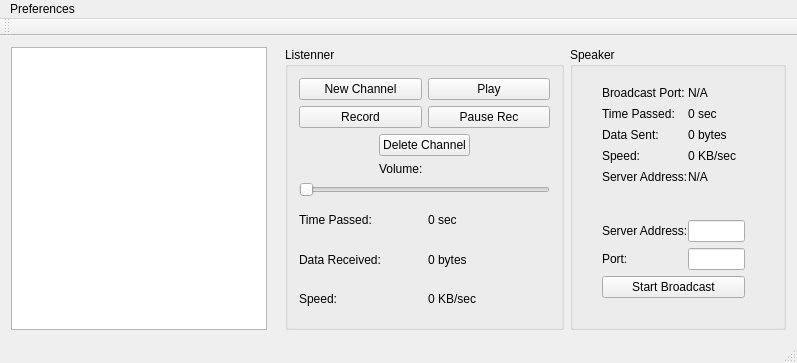
Above: Translator/gui.ui from Ernyoke/Allamvizsga before the change. Below: the same form after it.
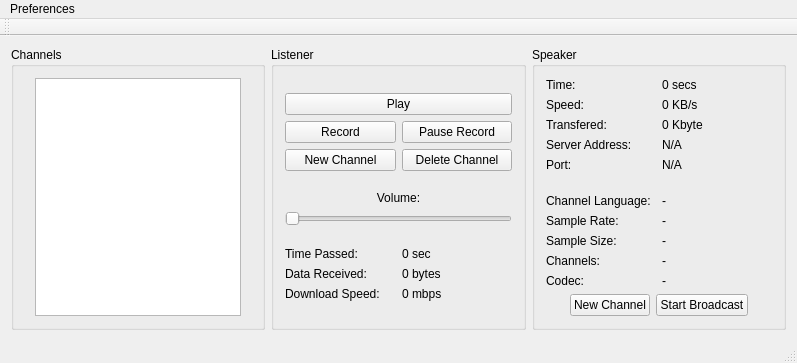
That is the form after the change.

Commit message: Server - Client Synch added (needs tests!)

```diff
--- a/Translator/gui.ui
+++ b/Translator/gui.ui
@@ -22,6 +22,277 @@
   <widget class="QWidget" name="centralWidget">
    <layout class="QGridLayout" name="gridLayout_6">
     <item row="0" column="2">
+     <widget class="QGroupBox" name="groupBox_2">
+      <property name="sizePolicy">
+       <sizepolicy hsizetype="Preferred" vsizetype="Preferred">
+        <horstretch>1</horstretch>
+        <verstretch>0</verstretch>
+       </sizepolicy>
+      </property>
+      <property name="title">
+       <string>Speaker</string>
+      </property>
+      <layout class="QGridLayout" name="gridLayout_8">
+       <item row="0" column="0">
+        <layout class="QGridLayout" name="gridLayout_3">
+         <item row="3" column="1">
+          <widget class="QPushButton" name="newChannelBtn">
+           <property name="text">
+            <string>New Channel</string>
+           </property>
+          </widget>
+         </item>
+         <item row="3" column="2">
+          <widget class="QPushButton" name="startBroadcastBtn">
+           <property name="text">
+            <string>Start Broadcast</string>
+           </property>
+          </widget>
+         </item>
+         <item row="3" column="3">
+          <spacer name="horizontalSpacer">
+           <property name="orientation">
+            <enum>Qt::Horizontal</enum>
+           </property>
+           <property name="sizeHint" stdset="0">
+            <size>
+             <width>40</width>
+             <height>20</height>
+            </size>
+           </property>
+          </spacer>
+         </item>
+         <item row="3" column="0">
+          <spacer name="horizontalSpacer_2">
+           <property name="orientation">
+            <enum>Qt::Horizontal</enum>
+           </property>
+           <property name="sizeHint" stdset="0">
+            <size>
+             <width>40</width>
+             <height>20</height>
+            </size>
+           </property>
+          </spacer>
+         </item>
+         <item row="2" column="0" colspan="4">
+          <layout class="QGridLayout" name="gridLayout_4">
+           <item row="1" column="1">
+            <widget class="QLabel" name="sampleRateText">
+             <property name="text">
+              <string>-</string>
+             </property>
+            </widget>
+           </item>
+           <item row="4" column="1">
+            <widget class="QLabel" name="codecText">
+             <property name="text">
+              <string>-</string>
+             </property>
+            </widget>
+           </item>
+           <item row="4" column="0">
+            <widget class="QLabel" name="label_10">
+             <property name="text">
+              <string>Codec:</string>
+             </property>
+            </widget>
+           </item>
+           <item row="3" column="1">
+            <widget class="QLabel" name="channelNrText">
+             <property name="text">
+              <string>-</string>
+             </property>
+            </widget>
+           </item>
+           <item row="3" column="0">
+            <widget class="QLabel" name="label_4">
+             <property name="text">
+              <string>Channels:</string>
+             </property>
+            </widget>
+           </item>
+           <item row="2" column="1">
+            <widget class="QLabel" name="sampleSizeText">
+             <property name="text">
+              <string>-</string>
+             </property>
+            </widget>
+           </item>
+           <item row="2" column="0">
+            <widget class="QLabel" name="label_9">
+             <property name="text">
+              <string>Sample Size:</string>
+             </property>
+            </widget>
+           </item>
+           <item row="0" column="1">
+            <widget class="QLabel" name="channelLangText">
+             <property name="text">
+              <string>-</string>
+             </property>
+            </widget>
+           </item>
+           <item row="0" column="0">
+            <widget class="QLabel" name="label_5">
+             <property name="text">
+              <string>Channel Language:</string>
+             </property>
+            </widget>
+           </item>
+           <item row="1" column="0">
+            <widget class="QLabel" name="label_8">
+             <property name="text">
+              <string>Sample Rate:</string>
+             </property>
+            </widget>
+           </item>
+          </layout>
+         </item>
+         <item row="0" column="0" colspan="4">
+          <layout class="QGridLayout" name="gridLayout_7">
+           <item row="3" column="0">
+            <widget class="QLabel" name="label_6">
+             <property name="text">
+              <string>Server Address:</string>
+             </property>
+            </widget>
+           </item>
+           <item row="1" column="1">
+            <widget class="QLabel" name="speed_2">
+             <property name="text">
+              <string>0 KB/s</string>
+             </property>
+            </widget>
+           </item>
+           <item row="0" column="1">
+            <widget class="QLabel" name="timePassed_2">
+             <property name="text">
+              <string>0 secs</string>
+             </property>
+            </widget>
+           </item>
+           <item row="2" column="1">
+            <widget class="QLabel" name="dataSent">
+             <property name="text">
+              <string>0 Kbyte</string>
+             </property>
+            </widget>
+           </item>
+           <item row="1" column="0">
+            <widget class="QLabel" name="label_11">
+             <property name="text">
+              <string>Speed:</string>
+             </property>
+            </widget>
+           </item>
+           <item row="2" column="0">
+            <widget class="QLabel" name="label_12">
+             <property name="text">
+              <string>Transfered:</string>
+             </property>
+            </widget>
+           </item>
+           <item row="4" column="0">
+            <widget class="QLabel" name="label_13">
+             <property name="text">
+              <string>Port:</string>
+             </property>
+            </widget>
+           </item>
+           <item row="4" column="1">
+            <widget class="QLabel" name="portLabel">
+             <property name="text">
+              <string>N/A</string>
+             </property>
+            </widget>
+           </item>
+           <item row="3" column="1">
+            <widget class="QLabel" name="ipaddressLabel">
+             <property name="text">
+              <string>N/A</string>
+             </property>
+            </widget>
+           </item>
+           <item row="0" column="0">
+            <widget class="QLabel" name="label_14">
+             <property name="text">
+              <string>Time:</string>
+             </property>
+            </widget>
+           </item>
+          </layout>
+         </item>
+         <item row="1" column="0" colspan="4">
+          <spacer name="verticalSpacer">
+           <property name="orientation">
+            <enum>Qt::Vertical</enum>
+           </property>
+           <property name="sizeHint" stdset="0">
+            <size>
+             <width>20</width>
+             <height>40</height>
+            </size>
+           </property>
+          </spacer>
+         </item>
+        </layout>
+       </item>
+      </layout>
+     </widget>
+    </item>
+    <item row="0" column="0">
+     <widget class="QGroupBox" name="groupBox_3">
+      <property name="sizePolicy">
+       <sizepolicy hsizetype="Preferred" vsizetype="Preferred">
+        <horstretch>1</horstretch>
+        <verstretch>0</verstretch>
+       </sizepolicy>
+      </property>
+      <property name="title">
+       <string>Channels</string>
+      </property>
+      <layout class="QGridLayout" name="gridLayout_9">
+       <item row="0" column="1">
+        <widget class="QListView" name="channelList">
+         <property name="sizePolicy">
+          <sizepolicy hsizetype="Expanding" vsizetype="Expanding">
+           <horstretch>1</horstretch>
+           <verstretch>0</verstretch>
+          </sizepolicy>
+         </property>
+        </widget>
+       </item>
+       <item row="0" column="2">
+        <spacer name="horizontalSpacer_4">
+         <property name="orientation">
+          <enum>Qt::Horizontal</enum>
+         </property>
+         <property name="sizeHint" stdset="0">
+          <size>
+           <width>10</width>
+           <height>20</height>
+          </size>
+         </property>
+        </spacer>
+       </item>
+       <item row="0" column="0">
+        <spacer name="horizontalSpacer_3">
+         <property name="orientation">
+          <enum>Qt::Horizontal</enum>
+         </property>
+         <property name="sizeHint" stdset="0">
+          <size>
+           <width>10</width>
+           <height>20</height>
+          </size>
+         </property>
+        </spacer>
+       </item>
+      </layout>
+     </widget>
+    </item>
+    <item row="0" column="1">
      <widget class="QGroupBox" name="groupBox">
       <property name="sizePolicy">
        <sizepolicy hsizetype="Preferred" vsizetype="Preferred">
@@ -30,97 +301,22 @@
        </sizepolicy>
       </property>
       <property name="title">
-       <string>Listenner</string>
+       <string>Listener</string>
       </property>
-      <layout class="QGridLayout" name="gridLayout_5">
+      <layout class="QGridLayout" name="gridLayout_11">
        <item row="0" column="0">
-        <layout class="QVBoxLayout" name="verticalLayout" stretch="0,0">
-         <property name="spacing">
-          <number>6</number>
-         </property>
-         <item>
-          <layout class="QGridLayout" name="gridLayout_2">
-           <item row="2" column="2" colspan="2">
-            <widget class="QPushButton" name="pauseRec">
-             <property name="text">
-              <string>Pause Rec</string>
-             </property>
-            </widget>
-           </item>
-           <item row="2" column="0" colspan="2">
-            <widget class="QPushButton" name="recordButton">
-             <property name="text">
-              <string>Record</string>
-             </property>
-            </widget>
-           </item>
-           <item row="5" column="0" colspan="4">
-            <widget class="QSlider" name="volumeSlider">
-             <property name="orientation">
-              <enum>Qt::Horizontal</enum>
-             </property>
-            </widget>
-           </item>
-           <item row="4" column="1" colspan="2">
-            <widget class="QLabel" name="label_7">
-             <property name="text">
-              <string>Volume:</string>
-             </property>
-            </widget>
-           </item>
-           <item row="1" column="2" colspan="2">
-            <widget class="QPushButton" name="playButton">
-             <property name="text">
-              <string>Play</string>
-             </property>
-            </widget>
-           </item>
-           <item row="1" column="0" colspan="2">
-            <widget class="QPushButton" name="newChannelButton">
-             <property name="text">
-              <string>New Channel</string>
-             </property>
-            </widget>
-           </item>
-           <item row="3" column="1" colspan="2">
-            <widget class="QPushButton" name="deletChannelButton">
-             <property name="text">
-              <string>Delete Channel</string>
-             </property>
-            </widget>
-           </item>
-           <item row="3" column="0" rowspan="2">
-            <spacer name="horizontalSpacer">
-             <property name="orientation">
-              <enum>Qt::Horizontal</enum>
-             </property>
-             <property name="sizeHint" stdset="0">
-              <size>
-               <width>40</width>
-               <height>20</height>
-              </size>
-             </property>
-            </spacer>
-           </item>
-           <item row="3" column="3" rowspan="2">
-            <spacer name="horizontalSpacer_2">
-             <property name="orientation">
-              <enum>Qt::Horizontal</enum>
-             </property>
-             <property name="sizeHint" stdset="0">
-              <size>
-               <width>40</width>
-               <height>20</height>
-              </size>
-             </property>
-            </spacer>
-           </item>
-          </layout>
-         </item>
-         <item>
+        <layout class="QGridLayout" name="gridLayout_5">
+         <item row="3" column="0">
           <layout class="QGridLayout" name="gridLayout">
+           <item row="2" column="1">
+            <widget class="QLabel" name="speed">
+             <property name="text">
+              <string>0 mbps</string>
+             </property>
+            </widget>
+           </item>
            <item row="0" column="0">
-            <widget class="QLabel" name="label">
+            <widget class="QLabel" name="label_2">
              <property name="text">
               <string>Time Passed:</string>
              </property>
@@ -134,7 +330,7 @@
             </widget>
            </item>
            <item row="1" column="0">
-            <widget class="QLabel" name="label_2">
+            <widget class="QLabel" name="label_3">
              <property name="text">
               <string>Data Received:</string>
              </property>
@@ -148,208 +344,131 @@
             </widget>
            </item>
            <item row="2" column="0">
-            <widget class="QLabel" name="label_3">
+            <widget class="QLabel" name="label_7">
              <property name="text">
-              <string>Speed:</string>
+              <string>Download Speed:</string>
              </property>
             </widget>
            </item>
-           <item row="2" column="1">
-            <widget class="QLabel" name="speed">
-             <property name="text">
-              <string>0 KB/sec</string>
+           <item row="3" column="0" colspan="2">
+            <spacer name="verticalSpacer_4">
+             <property name="orientation">
+              <enum>Qt::Vertical</enum>
              </property>
-            </widget>
+             <property name="sizeHint" stdset="0">
+              <size>
+               <width>20</width>
+               <height>40</height>
+              </size>
+             </property>
+            </spacer>
            </item>
           </layout>
          </item>
-        </layout>
-       </item>
-      </layout>
-     </widget>
-    </item>
-    <item row="0" column="3">
-     <widget class="QGroupBox" name="groupBox_2">
-      <property name="sizePolicy">
-       <sizepolicy hsizetype="Preferred" vsizetype="Preferred">
-        <horstretch>1</horstretch>
-        <verstretch>0</verstretch>
-       </sizepolicy>
-      </property>
-      <property name="title">
-       <string>Speaker</string>
-      </property>
-      <layout class="QGridLayout" name="gridLayout_4">
-       <item row="0" column="0">
-        <layout class="QGridLayout" name="gridLayout_3">
-         <property name="leftMargin">
-          <number>18</number>
-         </property>
-         <property name="topMargin">
-          <number>7</number>
-         </property>
-         <property name="rightMargin">
-          <number>27</number>
-         </property>
-         <property name="bottomMargin">
-          <number>18</number>
-         </property>
-         <property name="horizontalSpacing">
-          <number>0</number>
-         </property>
-         <property name="verticalSpacing">
-          <number>6</number>
-         </property>
-         <item row="2" column="1">
-          <widget class="QLabel" name="dataSent">
-           <property name="text">
-            <string>0 bytes</string>
-           </property>
-          </widget>
+         <item row="0" column="0">
+          <layout class="QGridLayout" name="gridLayout_2">
+           <item row="2" column="0" colspan="2">
+            <widget class="QPushButton" name="playButton">
+             <property name="text">
+              <string>Play</string>
+             </property>
+            </widget>
+           </item>
+           <item row="3" column="0">
+            <widget class="QPushButton" name="recordButton">
+             <property name="text">
+              <string>Record</string>
+             </property>
+            </widget>
+           </item>
+           <item row="5" column="0">
+            <widget class="QPushButton" name="newChannelButton">
+             <property name="text">
+              <string>New Channel</string>
+             </property>
+            </widget>
+           </item>
+           <item row="3" column="1">
+            <widget class="QPushButton" name="pauseRec">
+             <property name="text">
+              <string>Pause Record</string>
+             </property>
+            </widget>
+           </item>
+           <item row="5" column="1">
+            <widget class="QPushButton" name="deleteChannelButton">
+             <property name="text">
+              <string>Delete Channel</string>
+             </property>
+            </widget>
+           </item>
+           <item row="1" column="0" colspan="2">
+            <spacer name="verticalSpacer_3">
+             <property name="orientation">
+              <enum>Qt::Vertical</enum>
+             </property>
+             <property name="sizeHint" stdset="0">
+              <size>
+               <width>20</width>
+               <height>40</height>
+              </size>
+             </property>
+            </spacer>
+           </item>
+          </layout>
          </item>
          <item row="2" column="0">
-          <widget class="QLabel" name="label_4">
-           <property name="text">
-            <string>Data Sent:</string>
-           </property>
-          </widget>
-         </item>
-         <item row="3" column="0">
-          <widget class="QLabel" name="label_10">
-           <property name="text">
-            <string>Speed:</string>
-           </property>
-          </widget>
-         </item>
-         <item row="3" column="1">
-          <widget class="QLabel" name="speed_2">
-           <property name="text">
-            <string>0 KB/sec</string>
-           </property>
-          </widget>
-         </item>
-         <item row="7" column="1">
-          <widget class="QLineEdit" name="portInput"/>
-         </item>
-         <item row="7" column="0">
-          <widget class="QLabel" name="label_9">
-           <property name="text">
-            <string>Port:</string>
-           </property>
-          </widget>
-         </item>
-         <item row="8" column="0" colspan="2">
-          <widget class="QPushButton" name="broadcastButton">
-           <property name="text">
-            <string>Start Broadcast</string>
-           </property>
-          </widget>
-         </item>
-         <item row="4" column="1">
-          <widget class="QLabel" name="ipaddressLabel">
-           <property name="text">
-            <string>N/A</string>
-           </property>
-          </widget>
-         </item>
-         <item row="6" column="1">
-          <widget class="QLineEdit" name="ipaddressInput"/>
-         </item>
-         <item row="6" column="0">
-          <widget class="QLabel" name="label_5">
-           <property name="text">
-            <string>Server Address:</string>
-           </property>
-          </widget>
-         </item>
-         <item row="4" column="0">
-          <widget class="QLabel" name="label_11">
-           <property name="text">
-            <string>Server Address:</string>
-           </property>
-          </widget>
-         </item>
-         <item row="5" column="0" colspan="2">
-          <spacer name="verticalSpacer">
-           <property name="orientation">
-            <enum>Qt::Vertical</enum>
-           </property>
-           <property name="sizeType">
-            <enum>QSizePolicy::Fixed</enum>
-           </property>
-           <property name="sizeHint" stdset="0">
-            <size>
-             <width>20</width>
-             <height>30</height>
-            </size>
-           </property>
-          </spacer>
+          <layout class="QGridLayout" name="gridLayout_10">
+           <item row="0" column="0">
+            <widget class="QLabel" name="label">
+             <property name="text">
+              <string>Volume:</string>
+             </property>
+             <property name="alignment">
+              <set>Qt::AlignCenter</set>
+             </property>
+            </widget>
+           </item>
+           <item row="1" column="0">
+            <widget class="QSlider" name="volumeSlider">
+             <property name="orientation">
+              <enum>Qt::Horizontal</enum>
+             </property>
+            </widget>
+           </item>
+           <item row="2" column="0">
+            <spacer name="verticalSpacer_2">
+             <property name="orientation">
+              <enum>Qt::Vertical</enum>
+             </property>
+             <property name="sizeHint" stdset="0">
+              <size>
+               <width>20</width>
+               <height>40</height>
+              </size>
+             </property>
+            </spacer>
+           </item>
+          </layout>
          </item>
          <item row="1" column="0">
-          <widget class="QLabel" name="label_6">
-           <property name="text">
-            <string>Time Passed:</string>
+          <spacer name="verticalSpacer_5">
+           <property name="orientation">
+            <enum>Qt::Vertical</enum>
            </property>
-          </widget>
-         </item>
-         <item row="1" column="1">
-          <widget class="QLabel" name="timePassed_2">
-           <property name="text">
-            <string>0 sec</string>
+           <property name="sizeHint" stdset="0">
+            <size>
+             <width>20</width>
+             <height>40</height>
+            </size>
            </property>
-          </widget>
-         </item>
-         <item row="0" column="1">
-          <widget class="QLabel" name="portLabel">
-           <property name="text">
-            <string>N/A</string>
-           </property>
-          </widget>
-         </item>
-         <item row="0" column="0">
-          <widget class="QLabel" name="label_8">
-           <property name="text">
-            <string>Broadcast Port:</string>
-           </property>
-          </widget>
+          </spacer>
          </item>
         </layout>
        </item>
       </layout>
      </widget>
     </item>
-    <item row="0" column="0">
-     <widget class="QListWidget" name="listWidget">
-      <property name="sizePolicy">
-       <sizepolicy hsizetype="MinimumExpanding" vsizetype="MinimumExpanding">
-        <horstretch>0</horstretch>
-        <verstretch>0</verstretch>
-       </sizepolicy>
-      </property>
-      <property name="sizeIncrement">
-       <size>
-        <width>2</width>
-        <height>0</height>
-       </size>
-      </property>
-      <property name="lineWidth">
-       <number>0</number>
-      </property>
-     </widget>
-    </item>
-    <item row="0" column="1">
-     <spacer name="horizontalSpacer_3">
-      <property name="orientation">
-       <enum>Qt::Horizontal</enum>
-      </property>
-      <property name="sizeHint" stdset="0">
-       <size>
-        <width>12</width>
-        <height>20</height>
-       </size>
-      </property>
-     </spacer>
-    </item>
    </layout>
   </widget>
   <widget class="QMenuBar" name="menuBar">
```
The commit also changes 87 other files.
